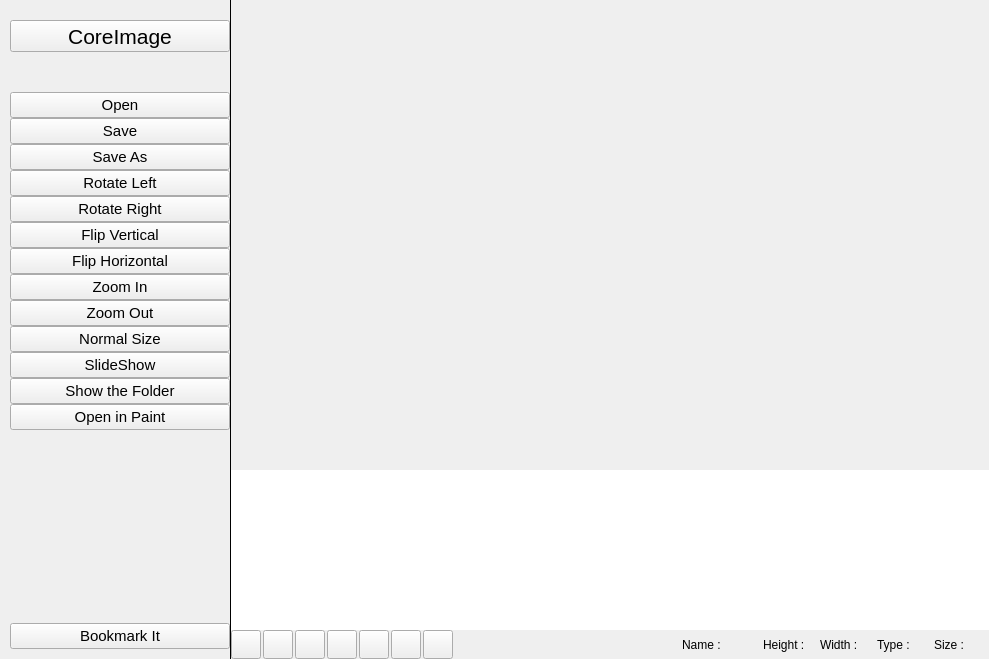
Qt form app/coreimage/coreimage.ui (rahmanshaber/corebox) before a commit.
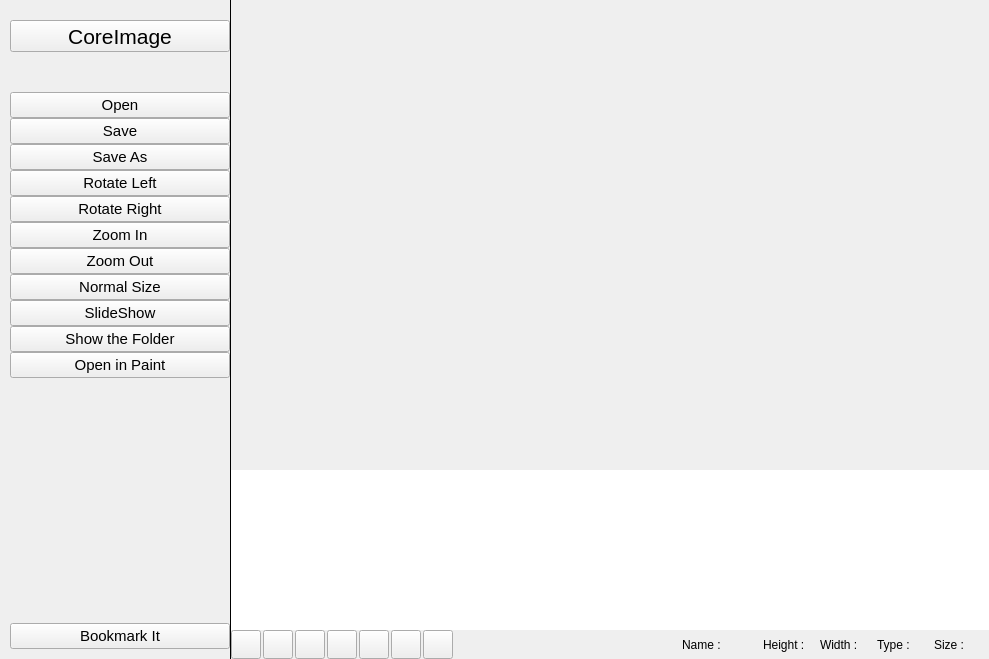
The same form after that commit. Icons and pictures are not drawn.

Diff of the .ui file:
```diff
--- a/app/coreimage/coreimage.ui
+++ b/app/coreimage/coreimage.ui
@@ -254,56 +254,6 @@
         </property>
        </widget>
       </item>
-      <item>
-       <widget class="QPushButton" name="cFlipVertical">
-        <property name="font">
-         <font>
-          <pointsize>11</pointsize>
-         </font>
-        </property>
-        <property name="focusPolicy">
-         <enum>Qt::NoFocus</enum>
-        </property>
-        <property name="text">
-         <string>Flip Vertical</string>
-        </property>
-        <property name="icon">
-         <iconset resource="../icons.qrc">
-          <normaloff>:/icons/flip.svg</normaloff>:/icons/flip.svg</iconset>
-        </property>
-        <property name="iconSize">
-         <size>
-          <width>22</width>
-          <height>22</height>
-         </size>
-        </property>
-       </widget>
-      </item>
-      <item>
-       <widget class="QPushButton" name="cFlipHorizontal">
-        <property name="font">
-         <font>
-          <pointsize>11</pointsize>
-         </font>
-        </property>
-        <property name="focusPolicy">
-         <enum>Qt::NoFocus</enum>
-        </property>
-        <property name="text">
-         <string>Flip Horizontal</string>
-        </property>
-        <property name="icon">
-         <iconset resource="../icons.qrc">
-          <normaloff>:/icons/flip.svg</normaloff>:/icons/flip.svg</iconset>
-        </property>
-        <property name="iconSize">
-         <size>
-          <width>22</width>
-          <height>22</height>
-         </size>
-        </property>
-       </widget>
-      </item>
       <item>
        <widget class="QPushButton" name="cZoomIn">
         <property name="font">
```
Left out of the diff: 2 changed lines with no effect on the pictures.
